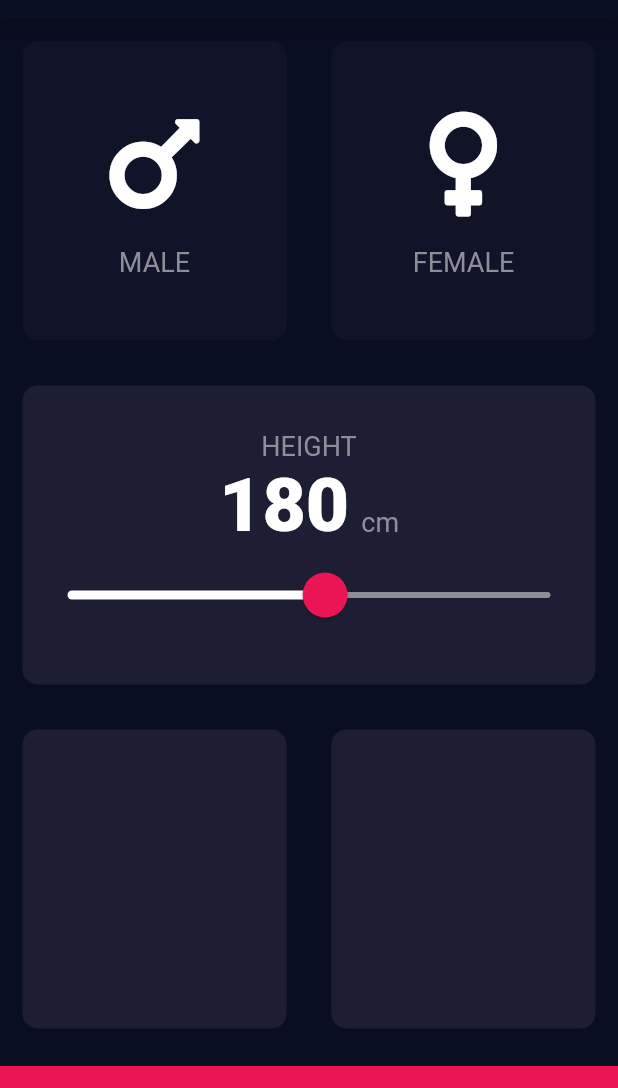
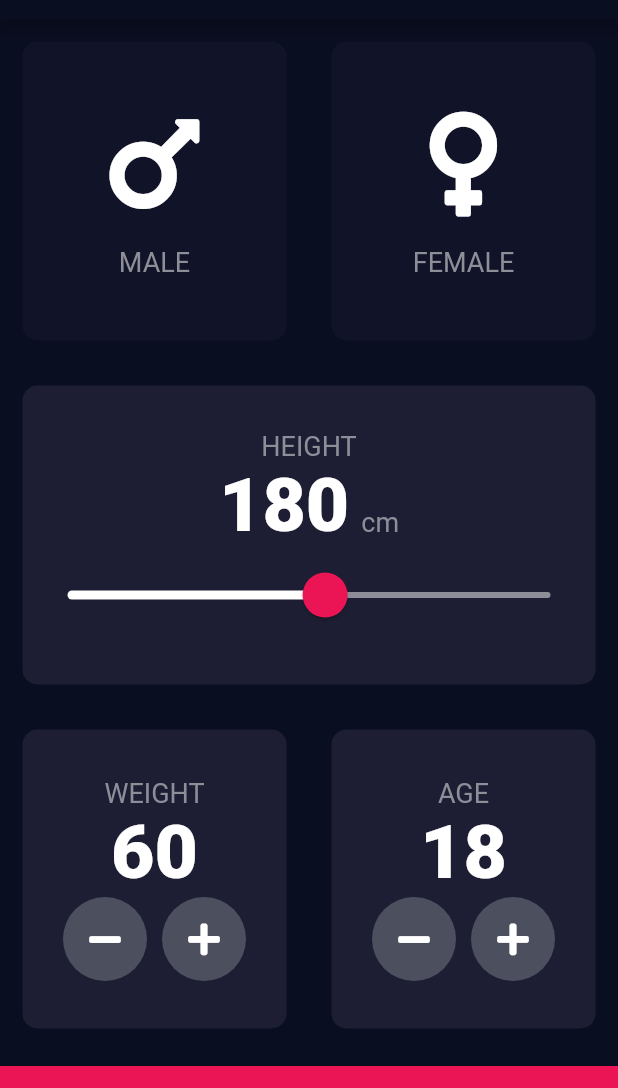
Before and after one commit to CKarakasSdet/BMI-calculator-project, a Flutter app: the screen it shows after launch, on a phone screen of 412 x 824 dp, the part 65-1153 px from its top. Run offline on Flutter 3.47's test engine with Material 2 defaults, Android fonts, the phone set to English and light mode, and no system bars; our stand-ins replace font_awesome_flutter.

Commit message:
added weight and age widgets

```diff
--- a/lib/input_page.dart
+++ b/lib/input_page.dart
@@ -18,6 +18,8 @@ class InputPage extends StatefulWidget {
 class _InputPageState extends State<InputPage> {
   Gender selectedGender;
   int height = 180;
+  int weight = 60;
+  int age = 18;
 
   @override
   Widget build(BuildContext context) {
@@ -132,10 +134,86 @@ class _InputPageState extends State<InputPage> {
             child: Row(
               children: [
                 Expanded(
-                  child: ReusableCard(colour: kActiveCardColor),
+                  child: ReusableCard(
+                    colour: kActiveCardColor,
+                    cardChild: Column(
+                      mainAxisAlignment: MainAxisAlignment.center,
+                      children: [
+                        Text(
+                          'WEIGHT',
+                          style: kLabelTextStyle,
+                        ),
+                        Text(
+                          weight.toString(),
+                          style: kNumberTextStyle,
+                        ),
+                        Row(
+                          mainAxisAlignment: MainAxisAlignment.center,
+                          children: [
+                            RoundIconButton(
+                              icon: FontAwesomeIcons.minus,
+                              onPressed: () {
+                                setState(() {
+                                  weight--;
+                                });
+                              },
+                            ),
+                            SizedBox(
+                              width: 10.0,
+                            ),
+                            RoundIconButton(
+                              icon: FontAwesomeIcons.plus,
+                              onPressed: () {
+                                setState(() {
+                                  weight++;
+                                });
+                              },
+                            ),
+                          ],
+                        ),
+                      ],
+                    ),
+                  ),
                 ),
                 Expanded(
-                  child: ReusableCard(colour: kActiveCardColor),
+                  child: ReusableCard(
+                    colour: kActiveCardColor,
+                    cardChild: Column(
+                      mainAxisAlignment: MainAxisAlignment.center,
+                      children: [
+                        Text(
+                          'AGE',
+                          style: kLabelTextStyle,
+                        ),
+                        Text(
+                          age.toString(),
+                          style: kNumberTextStyle,
+                        ),
+                        Row(
+                          mainAxisAlignment: MainAxisAlignment.center,
+                          children: [
+                            RoundIconButton(
+                                icon: FontAwesomeIcons.minus,
+                                onPressed: () {
+                                  setState(() {
+                                    age--;
+                                  });
+                                }),
+                            SizedBox(
+                              width: 10.0,
+                            ),
+                            RoundIconButton(
+                                icon: FontAwesomeIcons.plus,
+                                onPressed: () {
+                                  setState(() {
+                                    age++;
+                                  });
+                                })
+                          ],
+                        )
+                      ],
+                    ),
+                  ),
                 ),
               ],
             ),
@@ -148,6 +226,28 @@ class _InputPageState extends State<InputPage> {
           )
         ],
       ),
+    );
+  }
+}
+
+class RoundIconButton extends StatelessWidget {
+  RoundIconButton({@required this.icon, @required this.onPressed});
+
+  final IconData icon;
+  final Function onPressed;
+
+  @override
+  Widget build(BuildContext context) {
+    return RawMaterialButton(
+      child: Icon(icon),
+      onPressed: onPressed,
+      elevation: 0.0,
+      constraints: BoxConstraints.tightFor(
+        width: 56.0,
+        height: 56.0,
+      ),
+      shape: CircleBorder(),
+      fillColor: Color(0xFF4C4F5E),
     );
   }
 }
```
